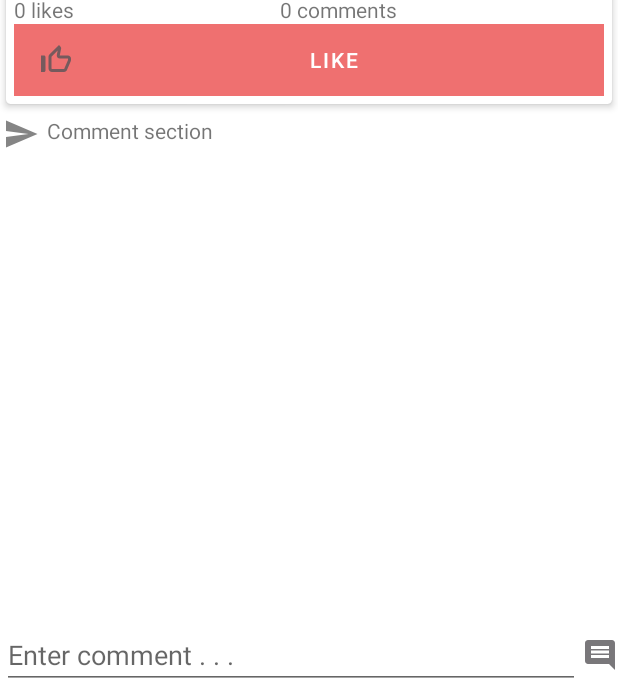
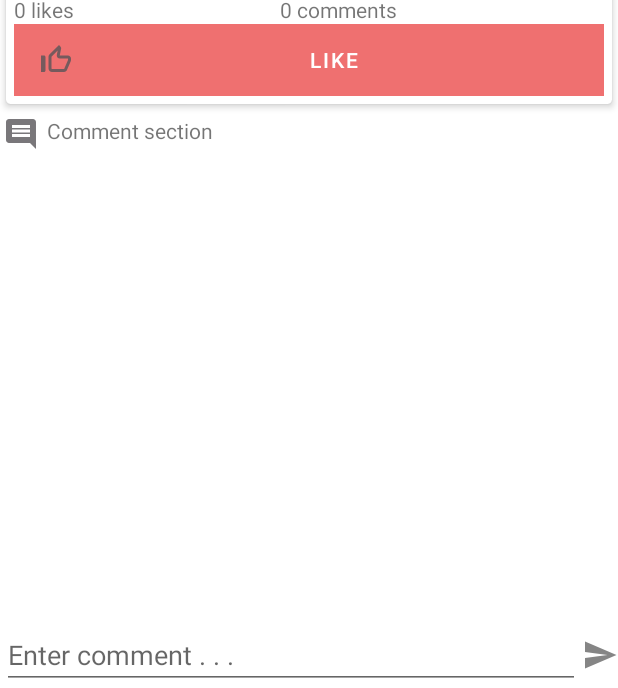
Before and after one commit to emv1300/6001CEM_Individual_Project, an Android app: the DailyChallengePostDetails screen opened directly, with no data from a screen before it, on a phone screen of 412 x 824 dp. Shown: the part 545-1233 px from the top of the screen. Run offline under Robolectric (Android 15) with nearby library versions, the phone set to English and light mode, and no system bars; our stand-ins replace CircleImageView, Firebase (no records; nobody signed in at launch, a user with empty details on screens opened directly), Picasso; 1 statement that could not run was skipped.

Commit message:
changed the image of the upload comment imageBT to ic_send_comments and the comments section IV to ic_comment

```diff
--- a/app/src/main/res/layout/activity_daily_challenge_post_details.xml
+++ b/app/src/main/res/layout/activity_daily_challenge_post_details.xml
@@ -161,7 +161,7 @@
                 android:layout_width="match_parent"
                 android:layout_height="wrap_content"
                 android:text="Comment section"
-                android:drawableLeft="@drawable/ic_send_comment"
+                android:drawableLeft="@drawable/ic_comment"
                 android:drawablePadding="5dp"
                 android:padding="2dp"/>
 
@@ -196,7 +196,7 @@
             android:layout_alignParentEnd="true"
             android:layout_centerVertical="true"
             android:background="@null"
-            android:src="@drawable/ic_comment"
+            android:src="@drawable/ic_send_comment"
             android:id="@+id/addCommentBT"
             android:layout_alignParentRight="true" />
 
```
